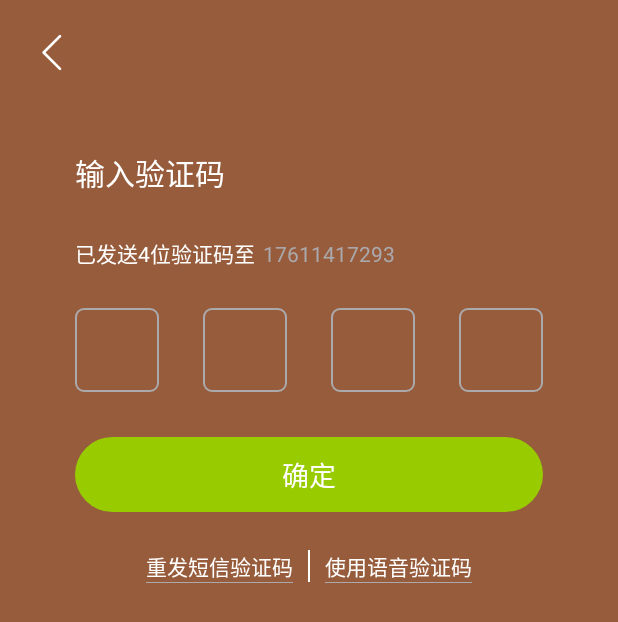
After one commit to 13204236momo/FastMan, an Android app: the VerificationActivity screen opened directly, with no data from a screen before it, on a phone screen of 412 x 824 dp. The commit adds this screen. Shown: the top 622 px of the screen. Run offline under Robolectric (Android 15) with nearby library versions, the phone set to English and light mode, and no system bars; our stand-ins replace ButterKnife.

Commit message:
注册登录页面

```diff
--- /dev/null
+++ b/common/src/main/java/com/tianshang/common/widget/VerificationView.java
@@ -0,0 +1,219 @@
+package com.tianshang.common.widget;
+
+import android.content.Context;
+import android.graphics.Color;
+import android.text.Editable;
+import android.text.TextWatcher;
+import android.util.AttributeSet;
+import android.view.KeyEvent;
+import android.view.LayoutInflater;
+import android.view.View;
+import android.view.inputmethod.InputMethodManager;
+import android.widget.EditText;
+import android.widget.RelativeLayout;
+import android.widget.TextView;
+
+import com.tianshang.common.R;
+
+import java.util.ArrayList;
+import java.util.List;
+
+public class VerificationView extends RelativeLayout {
+    private Context context;
+    private TextView tv_code1;
+    private TextView tv_code2;
+    private TextView tv_code3;
+    private TextView tv_code4;
+    private EditText et_code;
+    private List<String> codes = new ArrayList<>();
+    private InputMethodManager imm;
+
+    public VerificationView(Context context) {
+        super(context);
+        this.context = context;
+        loadView();
+    }
+
+    public VerificationView(Context context, AttributeSet attrs) {
+        super(context, attrs);
+        this.context = context;
+        loadView();
+    }
+
+    private void loadView() {
+        imm = (InputMethodManager) context.getSystemService(Context.INPUT_METHOD_SERVICE);
+        View view = LayoutInflater.from(context).inflate(R.layout.verification_code, this);
+        initView(view);
+        initEvent();
+    }
+
+    private void initView(View view) {
+        tv_code1 = view.findViewById(R.id.tv_code1);
+        tv_code2 = view.findViewById(R.id.tv_code2);
+        tv_code3 = view.findViewById(R.id.tv_code3);
+        tv_code4 = view.findViewById(R.id.tv_code4);
+        et_code = view.findViewById(R.id.et_code);
+    }
+
+    private void initEvent() {
+        //验证码输入
+        et_code.addTextChangedListener(new TextWatcher() {
+            @Override
+            public void beforeTextChanged(CharSequence charSequence, int i, int i1, int i2) {
+            }
+
+            @Override
+            public void onTextChanged(CharSequence charSequence, int i, int i1, int i2) {
+            }
+
+            @Override
+            public void afterTextChanged(Editable editable) {
+                if (editable != null && editable.length() > 0) {
+                    et_code.setText("");
+                    if (codes.size() < 4) {
+                        codes.add(editable.toString());
+                        showCode();
+                    }
+                }
+            }
+        });
+        // 监听验证码删除按键
+        et_code.setOnKeyListener(new View.OnKeyListener() {
+            @Override
+            public boolean onKey(View view, int keyCode, KeyEvent keyEvent) {
+                if (keyCode == KeyEvent.KEYCODE_DEL && keyEvent.getAction() == KeyEvent.ACTION_DOWN && codes.size() > 0) {
+                    codes.remove(codes.size() - 1);
+                    showCode();
+                    return true;
+                }
+                return false;
+            }
+        });
+       et_code.setOnClickListener(new OnClickListener() {
+           @Override
+           public void onClick(View v) {
+               setColor();
+           }
+       });
+
+    }
+
+    /**
+     * 显示输入的验证码
+     */
+    private void showCode() {
+        String code1 = "";
+        String code2 = "";
+        String code3 = "";
+        String code4 = "";
+        if (codes.size() >= 1) {
+            code1 = codes.get(0);
+        }
+        if (codes.size() >= 2) {
+            code2 = codes.get(1);
+        }
+        if (codes.size() >= 3) {
+            code3 = codes.get(2);
+        }
+        if (codes.size() >= 4) {
+            code4 = codes.get(3);
+        }
+        tv_code1.setText(code1);
+        tv_code2.setText(code2);
+        tv_code3.setText(code3);
+        tv_code4.setText(code4);
+
+        setColor();//设置高亮颜色
+        callBack();//回调
+    }
+
+    /**
+     * 设置高亮颜色
+     */
+    private void setColor() {
+        int color_focus = Color.parseColor("#3F8EED");
+        if (codes.size() == 0) {
+            tv_code1.setText("—");
+            tv_code1.setTextColor(color_focus);
+        }
+        if (codes.size() == 1) {
+            tv_code2.setText("—");
+            tv_code1.setTextColor(Color.WHITE);
+            tv_code2.setTextColor(color_focus);
+        }
+        if (codes.size() == 2) {
+            tv_code3.setText("—");
+            tv_code1.setTextColor(Color.WHITE);
+            tv_code2.setTextColor(Color.WHITE);
+            tv_code3.setTextColor(color_focus);
+        }
+        if (codes.size() == 3) {
+            tv_code4.setText("—");
+            tv_code1.setTextColor(Color.WHITE);
+            tv_code2.setTextColor(Color.WHITE);
+            tv_code3.setTextColor(Color.WHITE);
+            tv_code4.setTextColor(color_focus);
+        }
+          if (codes.size() == 4){
+            tv_code1.setTextColor(Color.WHITE);
+            tv_code2.setTextColor(Color.WHITE);
+            tv_code3.setTextColor(Color.WHITE);
+            tv_code4.setTextColor(Color.WHITE);
+        }
+    }
+
+    /**
+     * 回调
+     */
+    private void callBack() {
+        if (onInputListener == null) {
+            return;
+        }
+        if (codes.size() == 4) {
+            onInputListener.onSucess(getPhoneCode());
+        } else {
+            onInputListener.onInput();
+        }
+    }
+
+    //定义回调
+    public interface OnInputListener {
+        void onSucess(String code);
+
+        void onInput();
+    }
+
+    private OnInputListener onInputListener;
+
+    public void setOnInputListener(OnInputListener onInputListener) {
+        this.onInputListener = onInputListener;
+    }
+
+    /**
+     * 显示键盘
+     */
+    public void showSoftInput() {
+        //显示软键盘
+        if (imm != null && et_code != null) {
+            et_code.postDelayed(new Runnable() {
+                @Override
+                public void run() {
+                    imm.showSoftInput(et_code, 0);
+                }
+            }, 200);
+        }
+    }
+
+    /**
+     * 获得手机号验证码
+     *
+     * @return 验证码
+     */
+    public String getPhoneCode() {
+        StringBuilder sb = new StringBuilder();
+        for (String code : codes) {
+            sb.append(code);
+        }
+        return sb.toString();
+    }
+}
--- /dev/null
+++ b/common/src/main/res/drawable/verification_bg.xml
@@ -0,0 +1,8 @@
+<?xml version="1.0" encoding="utf-8"?>
+<shape xmlns:android="http://schemas.android.com/apk/res/android"
+    android:shape="rectangle">
+
+    <stroke android:color="@color/gray_light" android:width="1dp"/>
+    <corners android:radius="5dp"/>
+
+</shape>
--- /dev/null
+++ b/common/src/main/res/layout/verification_code.xml
@@ -0,0 +1,57 @@
+<?xml version="1.0" encoding="utf-8"?>
+<androidx.constraintlayout.widget.ConstraintLayout xmlns:android="http://schemas.android.com/apk/res/android"
+    android:layout_width="match_parent"
+    android:layout_height="wrap_content"
+    xmlns:app="http://schemas.android.com/apk/res-auto">
+
+    <TextView
+        android:id="@+id/tv_code1"
+        android:layout_width="56dp"
+        android:layout_height="56dp"
+        app:layout_constraintLeft_toLeftOf="parent"
+        app:layout_constraintTop_toTopOf="parent"
+        android:gravity="center"
+        android:textColor="@android:color/white"
+        android:textSize="20sp"
+        android:background="@drawable/verification_bg"/>
+    <TextView
+        android:id="@+id/tv_code2"
+        android:layout_width="56dp"
+        android:layout_height="56dp"
+        app:layout_constraintLeft_toRightOf="@id/tv_code1"
+        app:layout_constraintRight_toLeftOf="@id/tv_code3"
+        app:layout_constraintTop_toTopOf="parent"
+        android:gravity="center"
+        android:textColor="@android:color/white"
+        android:textSize="20sp"
+        android:background="@drawable/verification_bg"/>
+    <TextView
+        android:id="@+id/tv_code3"
+        android:layout_width="56dp"
+        android:layout_height="56dp"
+        app:layout_constraintLeft_toRightOf="@id/tv_code2"
+        app:layout_constraintRight_toLeftOf="@id/tv_code4"
+        app:layout_constraintTop_toTopOf="parent"
+        android:gravity="center"
+        android:textColor="@android:color/white"
+        android:textSize="20sp"
+        android:background="@drawable/verification_bg"/>
+    <TextView
+        android:id="@+id/tv_code4"
+        android:layout_width="56dp"
+        android:layout_height="56dp"
+        app:layout_constraintRight_toRightOf="parent"
+        app:layout_constraintTop_toTopOf="parent"
+        android:gravity="center"
+        android:textColor="@android:color/white"
+        android:textSize="20sp"
+        android:background="@drawable/verification_bg"/>
+    <EditText
+        android:id="@+id/et_code"
+        android:layout_width="match_parent"
+        android:layout_height="56dp"
+        app:layout_constraintTop_toTopOf="parent"
+        android:background="@android:color/transparent"
+        android:cursorVisible="false"
+        android:textColor="@android:color/transparent"/>
+</androidx.constraintlayout.widget.ConstraintLayout>
--- a/personal/build.gradle
+++ b/personal/build.gradle
@@ -1,5 +1,6 @@
 if (isRelease) { // 如果是发布版本时，各个模块都不能独立运行
     apply plugin: 'com.android.library'
+    apply plugin: 'com.jakewharton.butterknife'
 } else {
     apply plugin: 'com.android.application'
 }
@@ -33,7 +34,7 @@ android {
     compileSdkVersion androidId.compileSdkVersion
     buildToolsVersion androidId.buildToolsVersion
     defaultConfig {
-        if (!isRelease){
+        if (!isRelease) {
             applicationId appId.personal
         }
         minSdkVersion androidId.minSdkVersion
--- a/personal/src/main/AndroidManifest.xml
+++ b/personal/src/main/AndroidManifest.xml
@@ -9,6 +9,7 @@
         android:roundIcon="@mipmap/ic_launcher_round"
         android:supportsRtl="true"
         android:theme="@style/AppTheme">
+        <activity android:name=".VerificationActivity"/>
         <activity android:name=".LoginActivity" />
     </application>
 
--- /dev/null
+++ b/personal/src/main/java/com/tianshang/fastman/personal/VerificationActivity.java
@@ -0,0 +1,76 @@
+package com.tianshang.fastman.personal;
+
+import android.os.Bundle;
+import android.view.View;
+import android.widget.ImageView;
+import android.widget.TextView;
+
+import com.bumptech.glide.Glide;
+import com.tianshang.common.base.BaseActivity;
+import com.tianshang.common.widget.VerificationView;
+
+import butterknife.BindView;
+import butterknife.ButterKnife;
+import butterknife.OnClick;
+
+public class VerificationActivity extends BaseActivity {
+
+    @BindView(R2.id.iv_back)
+    ImageView ivBack;
+    @BindView(R2.id.tv_phone)
+    TextView tvPhone;
+    @BindView(R2.id.vv)
+    VerificationView verificationView;
+    @BindView(R2.id.tv_confirm)
+    TextView tvConfirm;
+    @BindView(R2.id.tv_sms)
+    TextView tvSms;
+    @BindView(R2.id.tv_speech)
+    TextView tvSpeech;
+    @BindView(R2.id.tv_retry)
+    TextView tvRetry;
+    @BindView(R2.id.line)
+    View line;
+    @BindView(R2.id.line1)
+    View line1;
+    @BindView(R2.id.line2)
+    View line2;
+
+    @Override
+    protected void onCreate(Bundle savedInstanceState) {
+        super.onCreate(savedInstanceState);
+        setContentView(R.layout.activity_verification);
+        ButterKnife.bind(this);
+    }
+
+    @OnClick({R2.id.iv_back, R2.id.tv_confirm, R2.id.tv_sms, R2.id.tv_speech, R2.id.tv_retry})
+    void onClick(View view) {
+        int id = view.getId();
+        if (id == R.id.iv_back) {
+            finish();
+        } else if (id == R.id.tv_confirm) {
+
+        } else if (id == R.id.tv_sms) {
+            getVerificationCode(0);
+        } else if (id == R.id.tv_speech) {
+            getVerificationCode(1);
+        } else if (id == R.id.tv_retry) {
+
+        }
+    }
+
+    private void getVerificationCode(int type) {
+        tvSms.setVisibility(View.GONE);
+        tvSpeech.setVisibility(View.GONE);
+        line.setVisibility(View.GONE);
+        line1.setVisibility(View.GONE);
+        line2.setVisibility(View.GONE);
+        tvRetry.setVisibility(View.VISIBLE);
+
+        if (type == 0) {
+            //TODO 获取短信验证码
+        } else if (type == 1) {
+            //TODO 获取语音验证码
+        }
+    }
+}
--- /dev/null
+++ b/personal/src/main/res/layout/activity_verification.xml
@@ -0,0 +1,130 @@
+<?xml version="1.0" encoding="utf-8"?>
+<androidx.constraintlayout.widget.ConstraintLayout xmlns:android="http://schemas.android.com/apk/res/android"
+    xmlns:app="http://schemas.android.com/apk/res-auto"
+    xmlns:tools="http://schemas.android.com/tools"
+    android:layout_width="match_parent"
+    android:layout_height="match_parent"
+    tools:context=".VerificationActivity"
+    android:background="@color/colorPrimary">
+
+    <ImageView
+        android:id="@+id/iv_back"
+        android:layout_width="30dp"
+        android:layout_height="30dp"
+        app:layout_constraintTop_toTopOf="parent"
+        app:layout_constraintLeft_toLeftOf="parent"
+        android:layout_marginTop="20dp"
+        android:layout_marginLeft="20dp"
+        android:clickable="true"
+        android:background="@drawable/to_left"/>
+
+    <TextView
+        android:id="@+id/tv_text"
+        android:layout_width="wrap_content"
+        android:layout_height="wrap_content"
+        app:layout_constraintTop_toTopOf="parent"
+        app:layout_constraintLeft_toRightOf="@id/iv_back"
+        android:layout_marginTop="100dp"
+        android:text="输入验证码"
+        android:textColor="@android:color/white"
+        android:textSize="20sp" />
+
+    <TextView
+        android:id="@+id/tv_text2"
+        android:layout_width="wrap_content"
+        android:layout_height="wrap_content"
+        app:layout_constraintLeft_toRightOf="@id/iv_back"
+        android:text="已发送4位验证码至"
+        android:textColor="@android:color/white"
+        app:layout_constraintTop_toBottomOf="@id/tv_text"
+        android:layout_marginTop="28dp"/>
+    <TextView
+        android:id="@+id/tv_phone"
+        android:layout_width="wrap_content"
+        android:layout_height="wrap_content"
+        android:layout_marginLeft="5dp"
+        app:layout_constraintBaseline_toBaselineOf="@id/tv_text2"
+        app:layout_constraintLeft_toRightOf="@id/tv_text2"
+        android:text="17611417293"
+        android:textColor="@color/gray_light"/>
+
+    <com.tianshang.common.widget.VerificationView
+        android:id="@+id/vv"
+        android:layout_width="match_parent"
+        android:layout_height="wrap_content"
+        app:layout_constraintTop_toBottomOf="@id/tv_text2"
+        android:layout_marginLeft="50dp"
+        android:layout_marginRight="50dp"
+        android:layout_marginTop="26dp"/>
+    <TextView
+        android:id="@+id/tv_confirm"
+        android:layout_width="0dp"
+        android:layout_height="50dp"
+        app:layout_constraintLeft_toLeftOf="@id/vv"
+        app:layout_constraintRight_toRightOf="@id/vv"
+        app:layout_constraintTop_toBottomOf="@id/vv"
+        android:layout_marginTop="30dp"
+        android:background="@drawable/button_bg"
+        android:text="确定"
+        android:textSize="18dp"
+        android:textColor="@android:color/white"
+        android:gravity="center"/>
+
+    <View
+        android:id="@+id/line"
+        android:layout_width="1dp"
+        android:layout_height="0dp"
+        app:layout_constraintLeft_toLeftOf="parent"
+        app:layout_constraintRight_toRightOf="parent"
+        app:layout_constraintTop_toTopOf="@id/tv_sms"
+        app:layout_constraintBottom_toBottomOf="@id/tv_sms"
+        android:background="@android:color/white"/>
+    <TextView
+        android:id="@+id/tv_sms"
+        android:layout_width="wrap_content"
+        android:layout_height="wrap_content"
+        app:layout_constraintRight_toLeftOf="@id/line"
+        app:layout_constraintTop_toBottomOf="@id/tv_confirm"
+        android:layout_marginTop="25dp"
+        android:layout_marginRight="10dp"
+        android:text="重发短信验证码"
+        android:textColor="@android:color/white"/>
+    <View
+        android:id="@+id/line1"
+        android:layout_width="0dp"
+        android:layout_height="0.5dp"
+        app:layout_constraintTop_toBottomOf="@id/tv_sms"
+        app:layout_constraintLeft_toLeftOf="@id/tv_sms"
+        app:layout_constraintRight_toRightOf="@id/tv_sms"
+        android:background="@color/gray_light"/>
+    <TextView
+        android:id="@+id/tv_speech"
+        android:layout_width="wrap_content"
+        android:layout_height="wrap_content"
+        app:layout_constraintLeft_toRightOf="@id/line"
+        app:layout_constraintTop_toBottomOf="@id/tv_confirm"
+        android:layout_marginTop="25dp"
+        android:layout_marginLeft="10dp"
+        android:text="使用语音验证码"
+        android:textColor="@android:color/white"/>
+    <View
+        android:id="@+id/line2"
+        android:layout_width="0dp"
+        android:layout_height="0.5dp"
+        app:layout_constraintTop_toBottomOf="@id/tv_speech"
+        app:layout_constraintLeft_toLeftOf="@id/tv_speech"
+        app:layout_constraintRight_toRightOf="@id/tv_speech"
+        android:background="@color/gray_light"/>
+    <TextView
+        android:id="@+id/tv_retry"
+        android:layout_width="wrap_content"
+        android:layout_height="wrap_content"
+        android:textColor="@color/gray_light"
+        app:layout_constraintTop_toBottomOf="@id/tv_confirm"
+        app:layout_constraintLeft_toLeftOf="parent"
+        app:layout_constraintRight_toRightOf="parent"
+        android:layout_marginTop="25dp"
+        android:text="重新获取"
+        android:visibility="gone"/>
+
+</androidx.constraintlayout.widget.ConstraintLayout>
```
Also changed, not shown: personal/src/main/java/com/tianshang/fastman/personal/LoginActivity.java (+41 -36 lines), personal/src/main/res/layout/activity_login.xml (+9 -8 lines).
